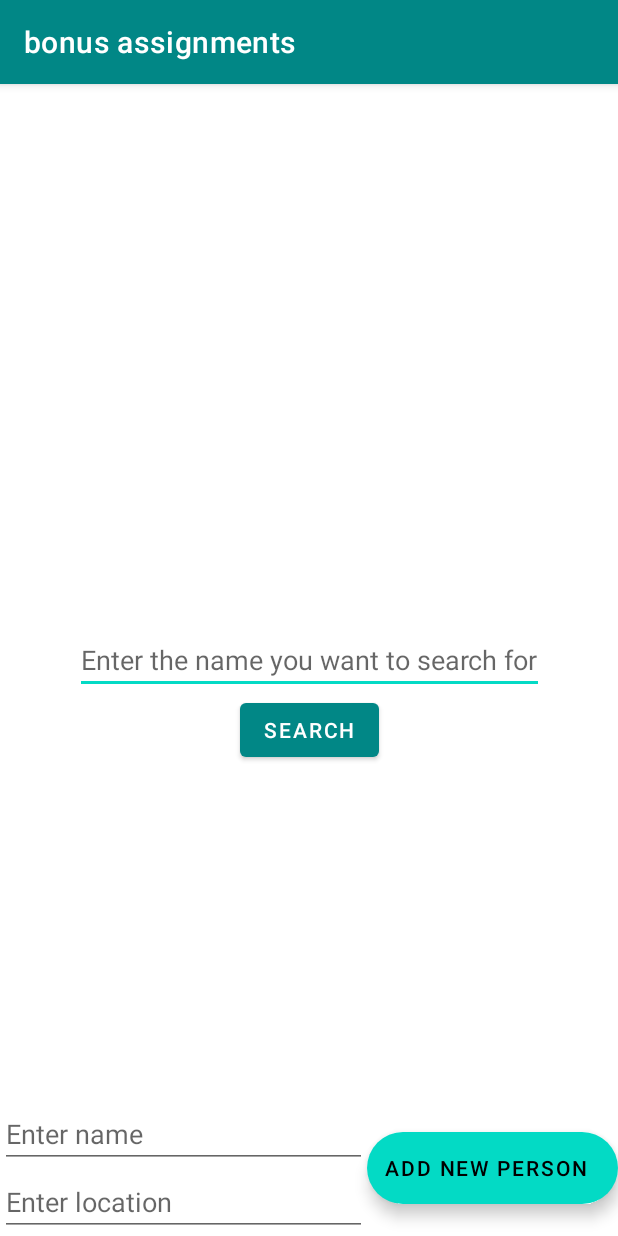
After one commit to abdulrahman-alsultan/GET-and-POST-Location, an Android app: the GetAndPostLocation screen opened directly, with no data from a screen before it, on a phone screen of 412 x 824 dp. The commit adds this screen. Run offline under Robolectric (Android 15) with nearby library versions, the phone set to English and light mode, and no system bars.

Commit message:
Himah-mobile-development-bootcamp-week5-day4

```diff
--- a/app/src/main/AndroidManifest.xml
+++ b/app/src/main/AndroidManifest.xml
@@ -11,7 +11,8 @@
         android:roundIcon="@mipmap/ic_launcher_round"
         android:supportsRtl="true"
         android:theme="@style/Theme.BonusAssignments">
-        <activity android:name=".SPR.SimplePOSTRequest"></activity>
+        <activity android:name=".GandPL.GetAndPostLocation"></activity>
+        <activity android:name=".SPR.SimplePOSTRequest" />
         <activity android:name=".RecyclerViewfromAPI" />
         <activity android:name=".SimpleGETRequest" />
         <activity android:name=".MainActivity">
--- /dev/null
+++ b/app/src/main/java/com/example/bonusassignments/GandPL/ApiClient.kt
@@ -0,0 +1,16 @@
+package com.example.bonusassignments.GandPL
+
+import retrofit2.Retrofit
+import retrofit2.converter.gson.GsonConverterFactory
+
+class ApiClient {
+    private var retrofit: Retrofit? = null
+
+    fun getClient(): Retrofit?{
+        retrofit = Retrofit.Builder()
+            .baseUrl("https://dojo-recipes.herokuapp.com/")
+            .addConverterFactory(GsonConverterFactory.create())
+            .build()
+        return retrofit
+    }
+}
--- /dev/null
+++ b/app/src/main/java/com/example/bonusassignments/GandPL/ApiInterface.kt
@@ -0,0 +1,14 @@
+package com.example.bonusassignments.GandPL
+
+import retrofit2.Call
+import retrofit2.http.Body
+import retrofit2.http.GET
+import retrofit2.http.POST
+
+interface ApiInterface {
+    @GET("test/")
+    fun getData(): Call<List<MyDataItem>>
+
+    @POST("test/")
+    fun addName(@Body person: MyDataItem): Call<MyDataItem>
+}
--- /dev/null
+++ b/app/src/main/java/com/example/bonusassignments/GandPL/GetAndPostLocation.kt
@@ -0,0 +1,88 @@
+package com.example.bonusassignments.GandPL
+
+import androidx.appcompat.app.AppCompatActivity
+import android.os.Bundle
+import android.widget.Button
+import android.widget.EditText
+import android.widget.TextView
+import android.widget.Toast
+import com.example.bonusassignments.R
+import com.example.bonusassignments.SPR.MyDataItem
+import com.google.android.material.floatingactionbutton.ExtendedFloatingActionButton
+import retrofit2.Call
+import retrofit2.Callback
+import retrofit2.Response
+
+class GetAndPostLocation : AppCompatActivity() {
+
+    private lateinit var result: TextView
+    private lateinit var searchName: EditText
+    private lateinit var name: EditText
+    private lateinit var location: EditText
+    private lateinit var fab: ExtendedFloatingActionButton
+    private lateinit var searchBtn: Button
+
+    private val apiInterface = ApiClient().getClient()?.create(ApiInterface::class.java)
+
+
+
+    override fun onCreate(savedInstanceState: Bundle?) {
+        super.onCreate(savedInstanceState)
+        setContentView(R.layout.activity_get_and_post_location)
+
+        result = findViewById(R.id.get_and_post_location_location)
+        searchBtn  = findViewById(R.id.get_and_post_location_btn_search)
+        fab = findViewById(R.id.get_and_post_location_fab)
+        name = findViewById(R.id.get_and_post_location_ed_name)
+        searchName = findViewById(R.id.get_and_post_location_ed_search)
+        location = findViewById(R.id.get_and_post_location_ed_location)
+
+        fab.setOnClickListener {
+            if(name.text.isNotEmpty() && location.text.isNotEmpty())
+                addPerson()
+            else
+                Toast.makeText(this, "Please enter the name you want to add", Toast.LENGTH_LONG).show()
+        }
+
+        searchBtn.setOnClickListener {
+            if(searchName.text.isNotEmpty()){
+                apiInterface!!.getData().enqueue(object : Callback<List<com.example.bonusassignments.GandPL.MyDataItem>?> {
+                    override fun onResponse(
+                        call: Call<List<com.example.bonusassignments.GandPL.MyDataItem>?>,
+                        response: Response<List<com.example.bonusassignments.GandPL.MyDataItem>?>
+                    ) {
+                        for (i in response.body()!!)
+                            if (i.name == searchName.text.toString()){
+                                result.text = i.location
+                                break
+                            }
+                        if(result.text.isEmpty())
+                            result.text = "Can't find any person with the same name"
+                    }
+
+                    override fun onFailure(
+                        call: Call<List<com.example.bonusassignments.GandPL.MyDataItem>?>,
+                        t: Throwable
+                    ) {
+                        Toast.makeText(this@GetAndPostLocation, "Error occur", Toast.LENGTH_LONG).show()
+                    }
+                })
+            }
+            else
+                Toast.makeText(this, "Please enter the name you want to know his location", Toast.LENGTH_LONG).show()
+        }
+
+    }
+
+    private fun addPerson() {
+        apiInterface!!.addName(MyDataItem(name.text.toString(), location.text.toString(), -1)).enqueue(object : Callback<com.example.bonusassignments.GandPL.MyDataItem?> {
+            override fun onResponse(call: Call<com.example.bonusassignments.GandPL.MyDataItem?>, response: Response<com.example.bonusassignments.GandPL.MyDataItem?>) {
+                Toast.makeText(this@GetAndPostLocation, "Added successfully", Toast.LENGTH_LONG).show()
+            }
+
+            override fun onFailure(call: Call<com.example.bonusassignments.GandPL.MyDataItem?>, t: Throwable) {
+                Toast.makeText(this@GetAndPostLocation, "Error occur", Toast.LENGTH_LONG).show()
+            }
+        })
+    }
+}
--- /dev/null
+++ b/app/src/main/java/com/example/bonusassignments/GandPL/MyData.kt
@@ -0,0 +1,3 @@
+package com.example.bonusassignments.GandPL
+
+class MyData : ArrayList<MyDataItem>()
--- a/app/src/main/java/com/example/bonusassignments/MainActivity.kt
+++ b/app/src/main/java/com/example/bonusassignments/MainActivity.kt
@@ -4,6 +4,7 @@ import android.content.Intent
 import androidx.appcompat.app.AppCompatActivity
 import android.os.Bundle
 import android.view.View
+import com.example.bonusassignments.GandPL.GetAndPostLocation
 import com.example.bonusassignments.SPR.SimplePOSTRequest
 
 class MainActivity : AppCompatActivity() {
@@ -24,5 +25,9 @@ class MainActivity : AppCompatActivity() {
         startActivity(Intent(this, SimplePOSTRequest::class.java))
     }
 
+    fun moveToGETandPOSTLocation(view: View) {
+        startActivity(Intent(this, GetAndPostLocation::class.java))
+    }
+
 
 }
--- /dev/null
+++ b/app/src/main/res/layout/activity_get_and_post_location.xml
@@ -0,0 +1,75 @@
+<?xml version="1.0" encoding="utf-8"?>
+<androidx.constraintlayout.widget.ConstraintLayout xmlns:android="http://schemas.android.com/apk/res/android"
+    xmlns:app="http://schemas.android.com/apk/res-auto"
+    xmlns:tools="http://schemas.android.com/tools"
+    android:layout_width="match_parent"
+    android:layout_height="match_parent"
+    tools:context=".GandPL.GetAndPostLocation">
+
+    <TextView
+        android:id="@+id/get_and_post_location_location"
+        android:layout_width="wrap_content"
+        android:layout_height="wrap_content"
+        app:layout_constraintBottom_toTopOf="@+id/get_and_post_location_ed_search"
+        app:layout_constraintEnd_toEndOf="parent"
+        app:layout_constraintStart_toStartOf="parent"
+        app:layout_constraintTop_toTopOf="parent" />
+
+    <EditText
+        android:id="@+id/get_and_post_location_ed_search"
+        android:layout_width="wrap_content"
+        android:layout_height="wrap_content"
+        android:hint="Enter the name you want to search for"
+        app:layout_constraintBottom_toBottomOf="@+id/linearLayout"
+        app:layout_constraintEnd_toEndOf="parent"
+        app:layout_constraintStart_toStartOf="parent"
+        app:layout_constraintTop_toTopOf="parent" />
+
+    <Button
+        android:id="@+id/get_and_post_location_btn_search"
+        android:layout_width="wrap_content"
+        android:layout_height="wrap_content"
+        android:text="search"
+        app:layout_constraintEnd_toEndOf="parent"
+        app:layout_constraintStart_toStartOf="parent"
+        app:layout_constraintTop_toBottomOf="@+id/get_and_post_location_ed_search" />
+
+
+    <LinearLayout
+        android:id="@+id/linearLayout"
+        android:layout_width="match_parent"
+        android:layout_height="wrap_content"
+        android:gravity="center"
+        android:orientation="horizontal"
+        app:layout_constraintBottom_toBottomOf="parent"
+        app:layout_constraintEnd_toEndOf="parent">
+
+        <LinearLayout
+            android:layout_width="0dp"
+            android:layout_height="wrap_content"
+            android:layout_weight="1"
+            android:orientation="vertical">
+
+            <EditText
+                android:id="@+id/get_and_post_location_ed_name"
+                android:layout_width="match_parent"
+                android:layout_height="wrap_content"
+                android:hint="Enter name" />
+
+            <EditText
+                android:id="@+id/get_and_post_location_ed_location"
+                android:layout_width="match_parent"
+                android:layout_height="wrap_content"
+                android:hint="Enter location" />
+
+        </LinearLayout>
+
+        <com.google.android.material.floatingactionbutton.ExtendedFloatingActionButton
+            android:id="@+id/get_and_post_location_fab"
+            android:layout_width="wrap_content"
+            android:layout_height="wrap_content"
+            android:gravity="center_vertical"
+            android:text="add new person" />
+    </LinearLayout>
+
+</androidx.constraintlayout.widget.ConstraintLayout>
```
Also changed, not shown: app/src/main/java/com/example/bonusassignments/GandPL/MyDataItem.kt (added, +7 -0 lines), app/src/main/res/layout/activity_main.xml (+13 -0 lines).
